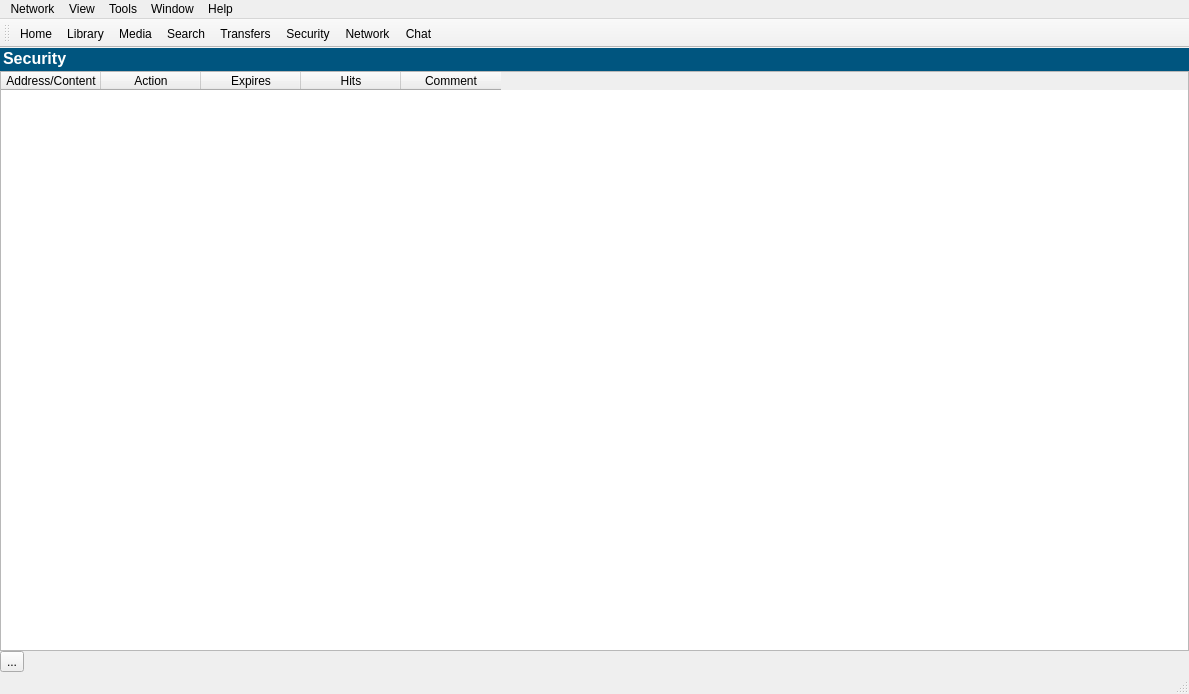
Qt form mainwindow.ui (quazaa-development-team/Panthera-Project) before a commit.
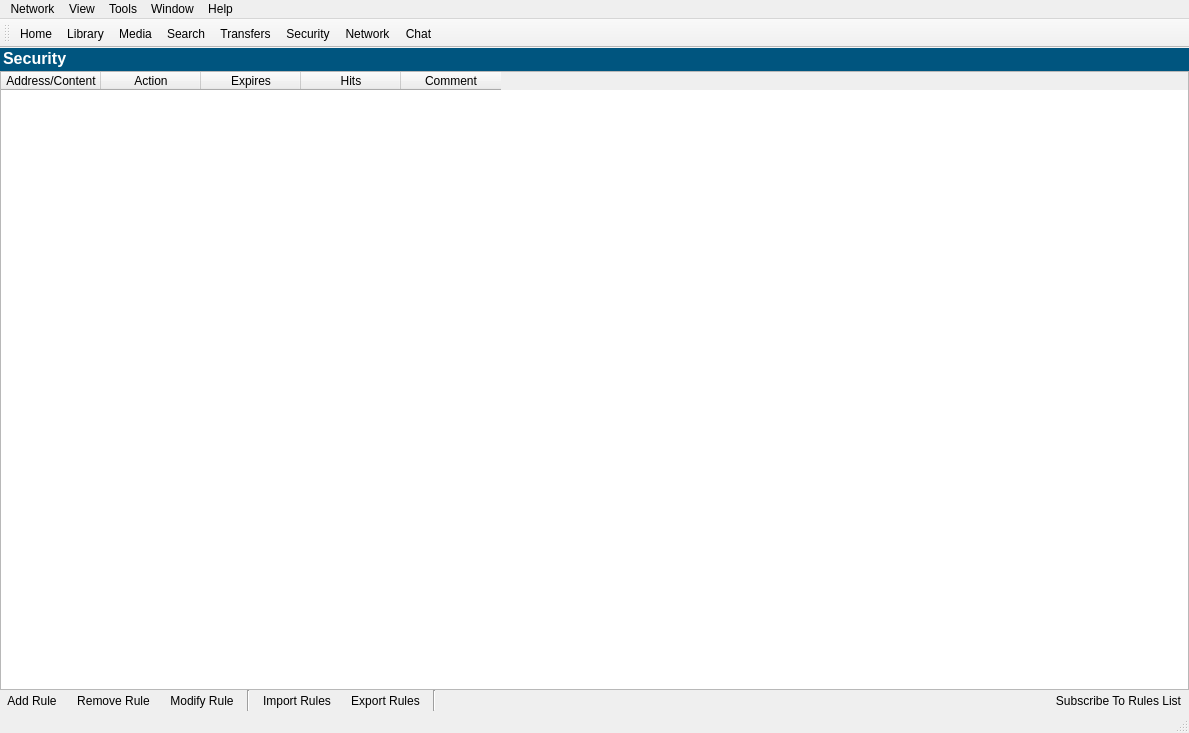
The same form after that commit. Icons and pictures are not drawn.

What changed in the file:
```diff
--- a/mainwindow.ui
+++ b/mainwindow.ui
@@ -8,7 +8,7 @@
     <x>0</x>
     <y>0</y>
     <width>1189</width>
-    <height>694</height>
+    <height>733</height>
    </rect>
   </property>
   <property name="sizePolicy">
@@ -4562,7 +4562,7 @@
            </item>
            <item row="2" column="0">
             <layout class="QGridLayout" name="gridLayout_34">
-             <item row="0" column="1">
+             <item row="0" column="7">
               <spacer name="horizontalSpacer_16">
                <property name="orientation">
                 <enum>Qt::Horizontal</enum>
@@ -4578,10 +4578,112 @@
              <item row="0" column="0">
               <widget class="QToolButton" name="toolButton_6">
                <property name="text">
-                <string>...</string>
+                <string>Add Rule</string>
                </property>
                <property name="toolButtonStyle">
                 <enum>Qt::ToolButtonTextBesideIcon</enum>
+               </property>
+               <property name="autoRaise">
+                <bool>true</bool>
+               </property>
+              </widget>
+             </item>
+             <item row="0" column="1">
+              <widget class="QToolButton" name="toolButton_7">
+               <property name="text">
+                <string>Remove Rule</string>
+               </property>
+               <property name="icon">
+                <iconset resource="Graphics.qrc">
+                 <normaloff>:/Icons/Resource/Remove key.png</normaloff>:/Icons/Resource/Remove key.png</iconset>
+               </property>
+               <property name="toolButtonStyle">
+                <enum>Qt::ToolButtonTextBesideIcon</enum>
+               </property>
+               <property name="autoRaise">
+                <bool>true</bool>
+               </property>
+              </widget>
+             </item>
+             <item row="0" column="4">
+              <widget class="QToolButton" name="toolButton_8">
+               <property name="text">
+                <string>Import Rules</string>
+               </property>
+               <property name="icon">
+                <iconset resource="Graphics.qrc">
+                 <normaloff>:/Icons/Resource/Open key.png</normaloff>:/Icons/Resource/Open key.png</iconset>
+               </property>
+               <property name="toolButtonStyle">
+                <enum>Qt::ToolButtonTextBesideIcon</enum>
+               </property>
+               <property name="autoRaise">
+                <bool>true</bool>
+               </property>
+              </widget>
+             </item>
+             <item row="0" column="5">
+              <widget class="QToolButton" name="toolButton_9">
+               <property name="text">
+                <string>Export Rules</string>
+               </property>
+               <property name="icon">
+                <iconset resource="Graphics.qrc">
+                 <normaloff>:/Icons/Resource/Save key.png</normaloff>:/Icons/Resource/Save key.png</iconset>
+               </property>
+               <property name="toolButtonStyle">
+                <enum>Qt::ToolButtonTextBesideIcon</enum>
+               </property>
+               <property name="autoRaise">
+                <bool>true</bool>
+               </property>
+              </widget>
+             </item>
+             <item row="0" column="3">
+              <widget class="Line" name="line_9">
+               <property name="orientation">
+                <enum>Qt::Vertical</enum>
+               </property>
+              </widget>
+             </item>
+             <item row="0" column="6">
+              <widget class="Line" name="line_10">
+               <property name="orientation">
+                <enum>Qt::Vertical</enum>
+               </property>
+              </widget>
+             </item>
+             <item row="0" column="2">
+              <widget class="QToolButton" name="toolButton_39">
+               <property name="text">
+                <string>Modify Rule</string>
+               </property>
+               <property name="icon">
+                <iconset resource="Graphics.qrc">
+                 <normaloff>:/Icons/Resource/Modify key.png</normaloff>:/Icons/Resource/Modify key.png</iconset>
+               </property>
+               <property name="toolButtonStyle">
+                <enum>Qt::ToolButtonTextBesideIcon</enum>
+               </property>
+               <property name="autoRaise">
+                <bool>true</bool>
+               </property>
+              </widget>
+             </item>
+             <item row="0" column="8">
+              <widget class="QToolButton" name="toolButton_40">
+               <property name="text">
+                <string>Subscribe To Rules List</string>
+               </property>
+               <property name="icon">
+                <iconset resource="Graphics.qrc">
+                 <normaloff>:/Icons/Resource/KeyGlobe.png</normaloff>:/Icons/Resource/KeyGlobe.png</iconset>
+               </property>
+               <property name="toolButtonStyle">
+                <enum>Qt::ToolButtonTextBesideIcon</enum>
+               </property>
+               <property name="autoRaise">
+                <bool>true</bool>
                </property>
               </widget>
              </item>
```
Left out of the diff: 40 changed lines with no effect on the pictures.
